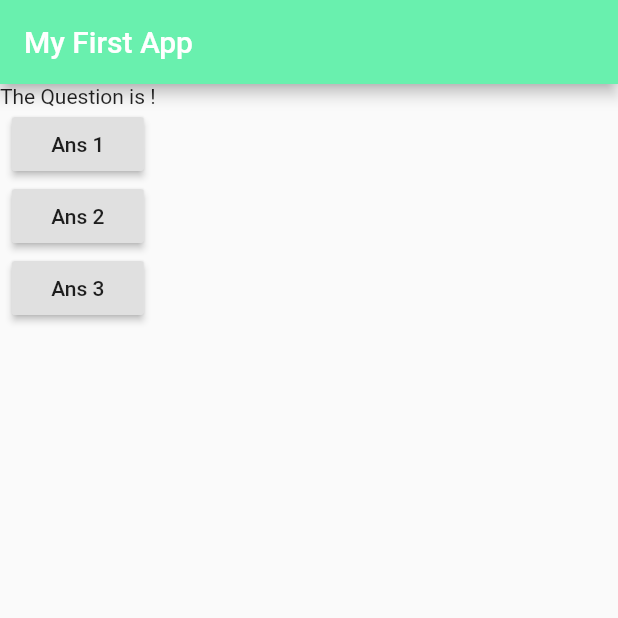
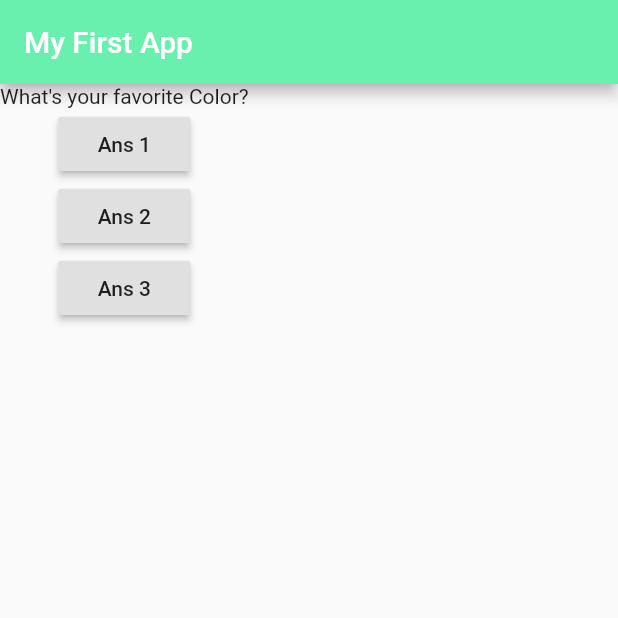
Before and after one commit to adepusai123/learn_flutter_app, a Flutter app: the screen it shows after launch, on a phone screen of 412 x 824 dp, the top half of it. Run offline on Flutter 3.47's test engine with Material 2 defaults, Android fonts, the phone set to English and light mode, and no system bars.

Commit message:
array of question access 1st elem

```diff
--- a/lib/main.dart
+++ b/lib/main.dart
@@ -12,6 +12,10 @@ class MyApp extends StatelessWidget {
 
   @override
   Widget build(BuildContext context) {
+    var questions = [
+      "What's your favorite Color?",
+      "What's your favorite animal?"
+    ];
     return MaterialApp(
         home: Scaffold(
             appBar: AppBar(
@@ -21,7 +25,7 @@ class MyApp extends StatelessWidget {
             // we can use Row also if we want
             body: Column(
               children: <Widget>[
-                Text('The Question is !'),
+                Text(questions.elementAt(0)),
                 // passing pointer instead function to onPressed
                 RaisedButton(
                   child: Text("Ans 1"),
```
